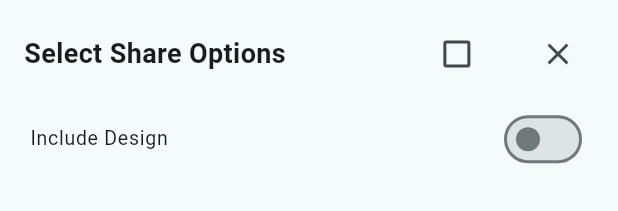
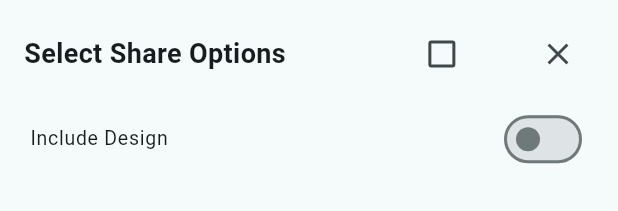
Before and after one commit to VRSSoftware/Flutter-VRS-ERP-Figma, a Flutter app: the ToggleOptionsScreen widget shown alone on an empty page, opened directly, on a phone screen of 412 x 824 dp. Shown: the top 211 px of the screen. Run offline on Flutter 3.47's test engine with Material 3 defaults, Android fonts, the phone set to English and light mode, and no system bars; our stand-ins replace auto_size_text, carousel_slider, device_info_plus, dropdown_search, share_plus, shared_preferences; missing offline and left inert: installed_apps, mobile_scanner; accounts and stored records are empty; network calls fail.

```diff
--- a/lib/catalog/toggle_option_screen.dart
+++ b/lib/catalog/toggle_option_screen.dart
@@ -58,7 +58,7 @@ class _ToggleOptionsScreenState extends State<ToggleOptionsScreen> {
           'Select Share Options',
           style: TextStyle(fontSize: 18, fontWeight: FontWeight.bold),
         ),
-        const SizedBox(width: 90), // Add horizontal space here
+        const SizedBox(width: 80), // Add horizontal space here
         Checkbox(
           value: allSelected,
           onChanged: toggleAll,
```
Also changed, not shown: lib/catalog/catalog.dart (+5 -5 lines).
